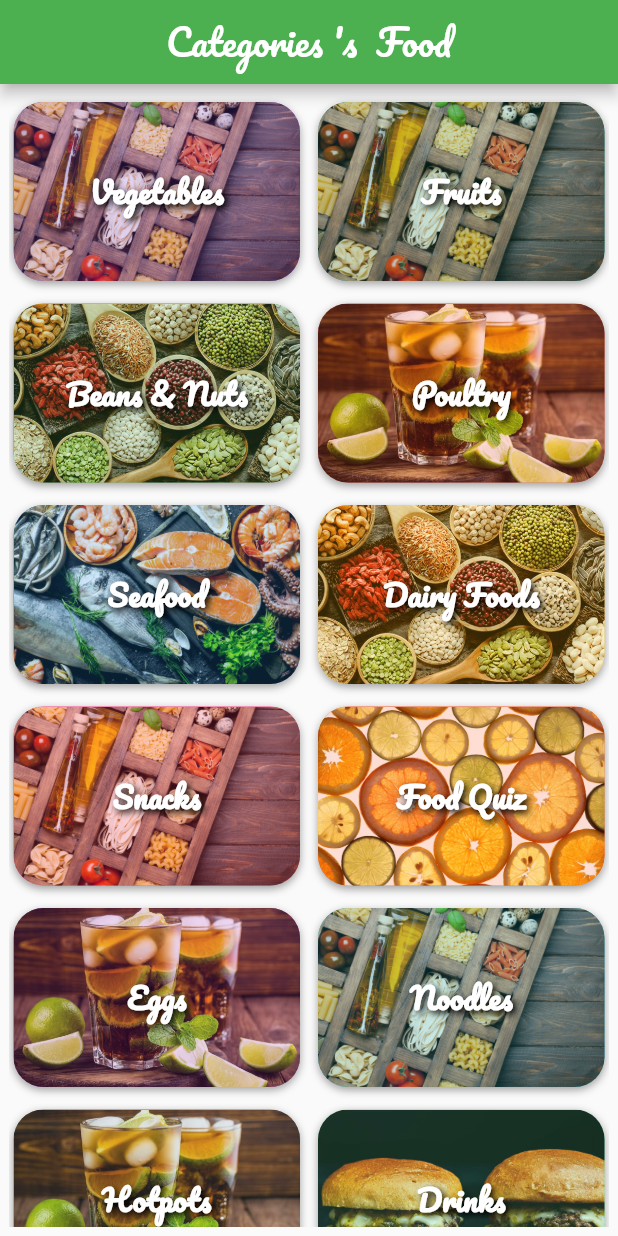
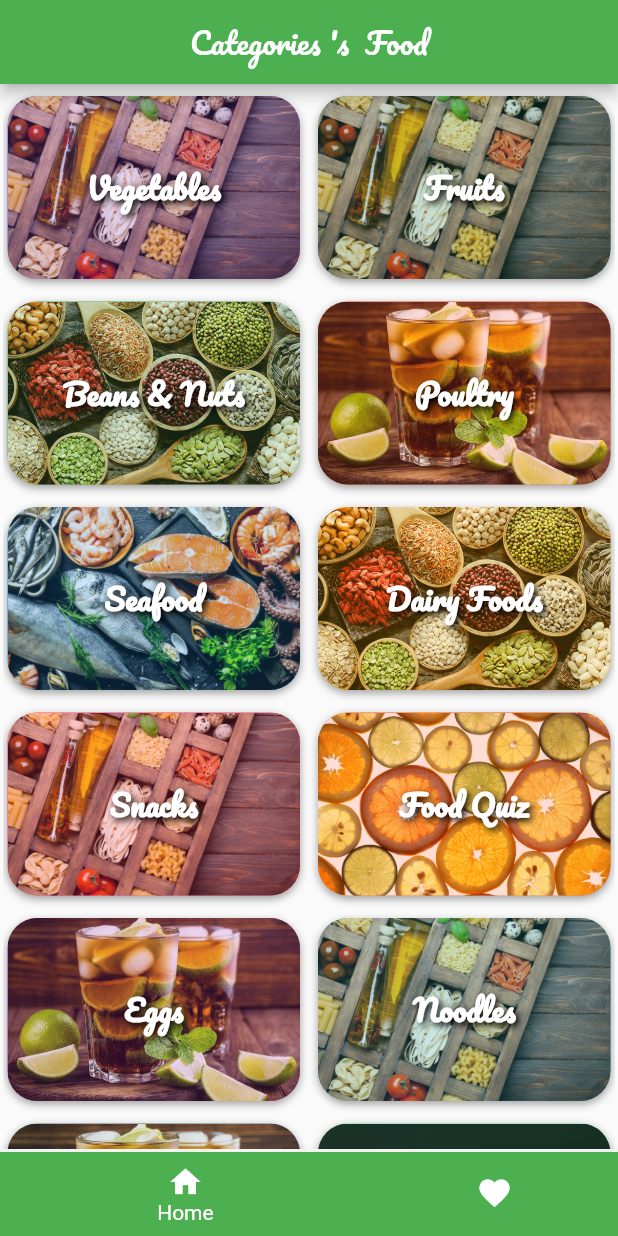
Before and after one commit to NamTranDinh/FlutterFresher, a Flutter app: the screen it shows after launch, on a phone screen of 412 x 824 dp. Run offline on Flutter 3.47's test engine with Material 2 defaults, Android fonts, the light colour scheme and no system bars; our stand-ins replace date_format, toast.

Commit message:
Add BottomNavigatorBar in 'main.dart'

```diff
--- /dev/null
+++ b/lib/FoodApp/Home/HomeFavouritesFood.dart
@@ -0,0 +1,10 @@
+import 'package:flutter/material.dart';
+
+class HomeFavouritesFood extends StatelessWidget {
+  const HomeFavouritesFood({Key? key}) : super(key: key);
+
+  @override
+  Widget build(BuildContext context) {
+    return Container();
+  }
+}
--- a/lib/main.dart
+++ b/lib/main.dart
@@ -1,3 +1,4 @@
+import 'package:demo_app/FoodApp/Home/HomeFavouritesFood.dart';
 import 'package:flutter/material.dart';
 import 'FoodApp/Home/HomeCategories.dart';
 
@@ -7,17 +8,81 @@ void main() {
       primaryColor: Colors.green,
     ),
     title: 'This is demo Flutter',
-    home: Scaffold(
-      appBar: AppBar(
-        title:const Text('Categories \'s  Food',
-        style: TextStyle(fontFamily: 'Pacifico_Regular', fontSize: 24)),
+    home: AppHome(),
+  ));
+}
+
+class AppHome extends StatefulWidget {
+  @override
+  State<AppHome> createState() => _AppHomeState();
+}
+
+class _AppHomeState extends State<AppHome> {
+  var currentIndex = 0;
+
+  @override
+  Widget build(BuildContext context) {
+    return Scaffold(
+      appBar: typeAppBar[currentIndex],
+      body: typeBody[currentIndex],
+      bottomNavigationBar: BottomNavigationBar(
+        type: BottomNavigationBarType.shifting,
+        showSelectedLabels: true,
+        showUnselectedLabels: false,
+        backgroundColor: (currentIndex == 0) ? Colors.green : Colors.red,
+        selectedItemColor: Colors.white,
+        items: const [
+          BottomNavigationBarItem(
+            label: 'Home',
+            icon: Icon(
+              Icons.home,
+              color: Colors.white,
+            ),
+            backgroundColor: Colors.green,
+          ),
+          BottomNavigationBarItem(
+              label: 'Favourites',
+              icon: Icon(
+                Icons.favorite,
+                color: Colors.white,
+              ),
+              backgroundColor: Colors.red),
+        ],
+        onTap: (value) {
+          setState(() {
+            currentIndex = value;
+          });
+        },
+        currentIndex: currentIndex,
+      ),
+    );
+  }
+
+  var typeAppBar = [
+    AppBar(
+      title: const Text('Categories \'s  Food',
+          style: TextStyle(fontFamily: 'Pacifico_Regular', fontSize: 20, color: Colors.white)),
       centerTitle: true,
       backgroundColor: Colors.green,
     ),
-      body: SafeArea(
-        minimum: const EdgeInsets.symmetric(horizontal: 6, vertical: 6),
+
+    AppBar(
+      title: const Text('Your Favourite \'s  Food',
+          style: TextStyle(fontFamily: 'Pacifico_Regular', fontSize: 20, color: Colors.white)),
+      centerTitle: true,
+      backgroundColor: Colors.red,
+    )
+  ];
+
+  var typeBody = [
+    Container(
+      padding: const EdgeInsets.all(2),
       child: HomeCategories(),
     ),
+
+    Container(
+      padding: const EdgeInsets.all(2),
+      child: HomeFavouritesFood(),
     ),
-  ));
+  ];
 }
```
Lines whose indentation alone changed are shown as unchanged.
